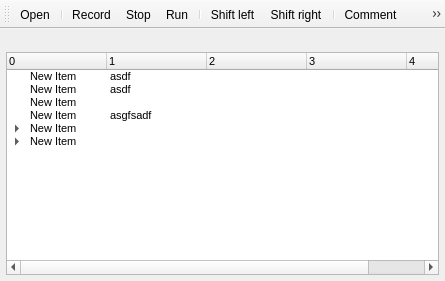
The window that pyguibot/views/main.ui (pyrochlore/PyGUIBot) describes before a commit, drawn with Qt 5.
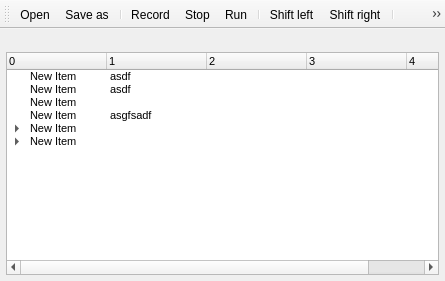
The same window after the commit. Icons and pictures are not drawn.

Commit message: Fix for load / save as in order to create new files

```diff
--- a/pyguibot/views/main.ui
+++ b/pyguibot/views/main.ui
@@ -170,6 +170,7 @@
     <bool>false</bool>
    </attribute>
    <addaction name="open_button"/>
+   <addaction name="save_button"/>
    <addaction name="separator"/>
    <addaction name="record_button"/>
    <addaction name="stop_button"/>
@@ -264,6 +265,16 @@
     <string>Open</string>
    </property>
   </action>
+  <action name="save_button">
+   <property name="icon">
+    <iconset>
+     <normalon>../images/32/save.png</normalon>
+    </iconset>
+   </property>
+   <property name="text">
+    <string>Save as...</string>
+   </property>
+  </action>
   <action name="join_button">
    <property name="icon">
     <iconset>
```
The commit also changes 2 other files.
